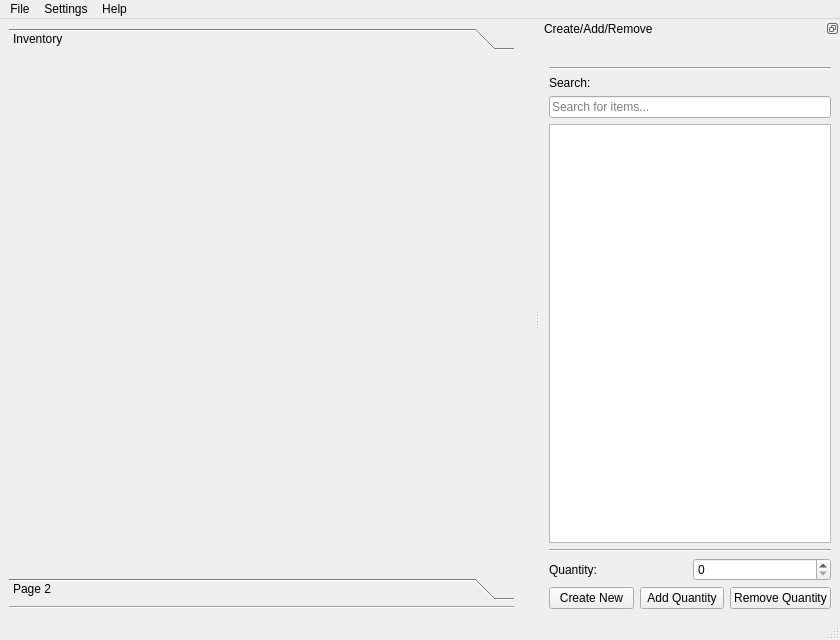
TheCodingJsoftware/Invigo, file ui/main_menu.ui: the form before one commit.
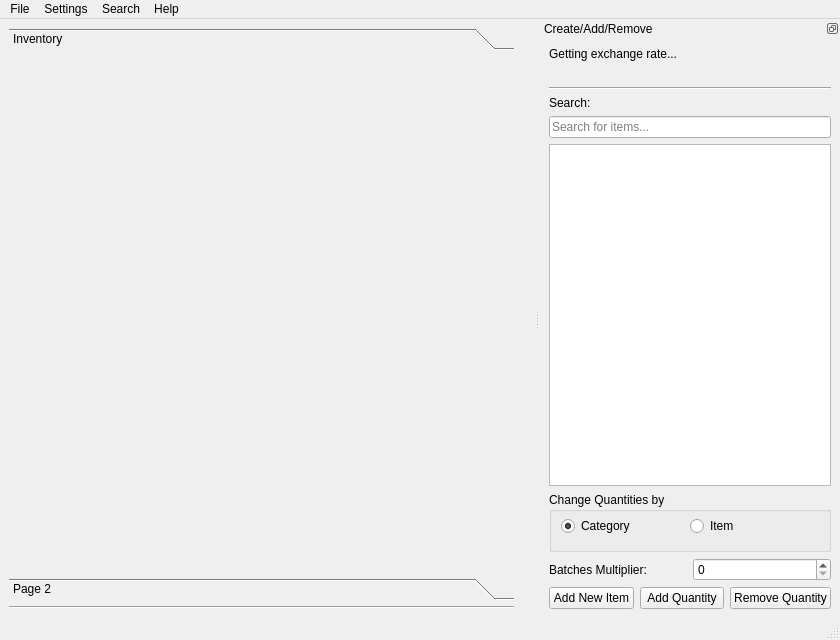
The form after the commit. The open tabs and pages were chosen to show the change.

The edit to the form file:
```diff
--- a/ui/main_menu.ui
+++ b/ui/main_menu.ui
@@ -154,8 +154,15 @@
     <addaction name="separator"/>
     <addaction name="actionAbout"/>
    </widget>
+   <widget class="QMenu" name="menuSearch">
+    <property name="title">
+     <string>Search</string>
+    </property>
+    <addaction name="actionEbay"/>
+   </widget>
    <addaction name="menuFile"/>
    <addaction name="menuSettings"/>
+   <addaction name="menuSearch"/>
    <addaction name="menuHelp"/>
   </widget>
   <widget class="QStatusBar" name="statusbar"/>
@@ -166,7 +173,7 @@
    <property name="minimumSize">
     <size>
      <width>300</width>
-     <height>256</height>
+     <height>453</height>
     </size>
    </property>
    <property name="features">
@@ -185,6 +192,13 @@
     <layout class="QHBoxLayout" name="horizontalLayout">
      <item>
       <layout class="QVBoxLayout" name="verticalLayout_3">
+       <item>
+        <widget class="QLabel" name="label_exchange_price">
+         <property name="text">
+          <string>Getting exchange rate...</string>
+         </property>
+        </widget>
+       </item>
        <item>
         <widget class="QLabel" name="label_category_name">
          <property name="text">
@@ -233,10 +247,60 @@
         </widget>
        </item>
        <item>
-        <widget class="Line" name="line_2">
-         <property name="orientation">
-          <enum>Qt::Horizontal</enum>
+        <widget class="QGroupBox" name="groupBox">
+         <property name="minimumSize">
+          <size>
+           <width>0</width>
+           <height>60</height>
+          </size>
          </property>
+         <property name="title">
+          <string>Change Quantities by</string>
+         </property>
+         <layout class="QHBoxLayout" name="horizontalLayout_6">
+          <property name="topMargin">
+           <number>0</number>
+          </property>
+          <property name="bottomMargin">
+           <number>9</number>
+          </property>
+          <item>
+           <layout class="QGridLayout" name="gridLayout">
+            <property name="leftMargin">
+             <number>0</number>
+            </property>
+            <property name="topMargin">
+             <number>0</number>
+            </property>
+            <property name="rightMargin">
+             <number>0</number>
+            </property>
+            <property name="bottomMargin">
+             <number>0</number>
+            </property>
+            <property name="spacing">
+             <number>0</number>
+            </property>
+            <item row="0" column="0">
+             <widget class="QRadioButton" name="radioButton_category">
+              <property name="text">
+               <string>Category</string>
+              </property>
+              <property name="checked">
+               <bool>true</bool>
+              </property>
+             </widget>
+            </item>
+            <item row="0" column="1">
+             <widget class="QRadioButton" name="radioButton_single">
+              <property name="text">
+               <string>Item</string>
+              </property>
+             </widget>
+            </item>
+           </layout>
+          </item>
+         </layout>
         </widget>
        </item>
        <item>
@@ -244,7 +308,7 @@
          <item>
           <widget class="QLabel" name="label">
            <property name="text">
-            <string>Quantity:</string>
+            <string>Batches Multiplier:</string>
            </property>
           </widget>
          </item>
@@ -268,7 +332,7 @@
             <string>Create a new item</string>
            </property>
            <property name="text">
-            <string>Create New</string>
+            <string>Add New Item</string>
            </property>
           </widget>
          </item>
```
Left out of the diff: 24 changed lines with no effect on the pictures.
